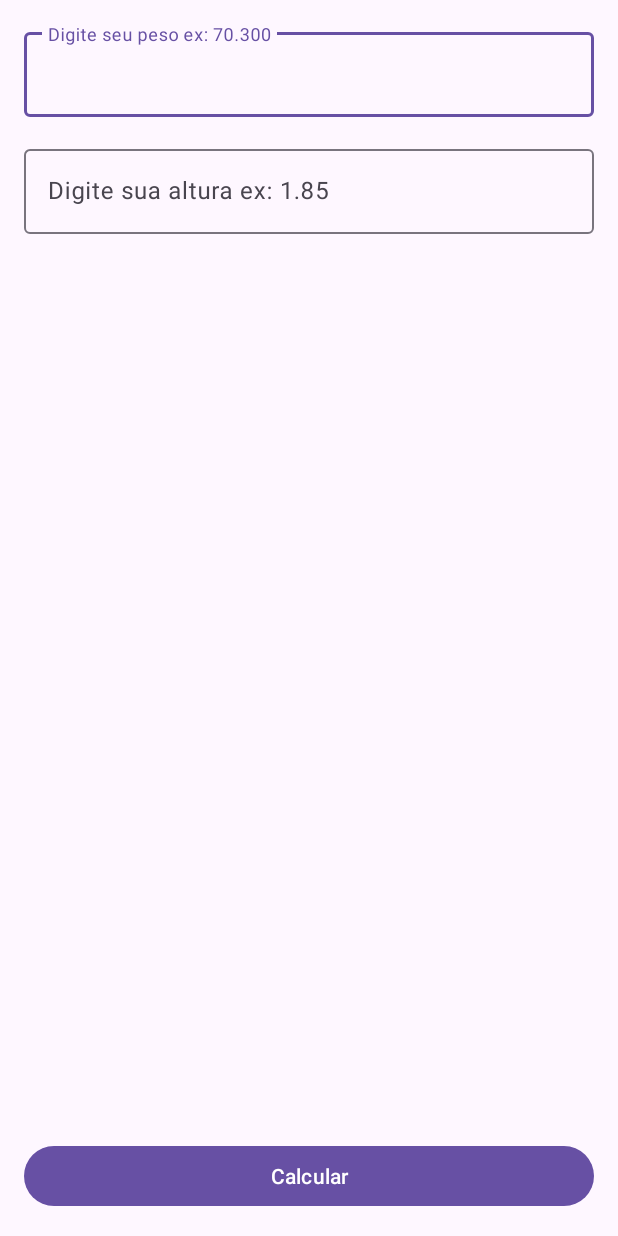
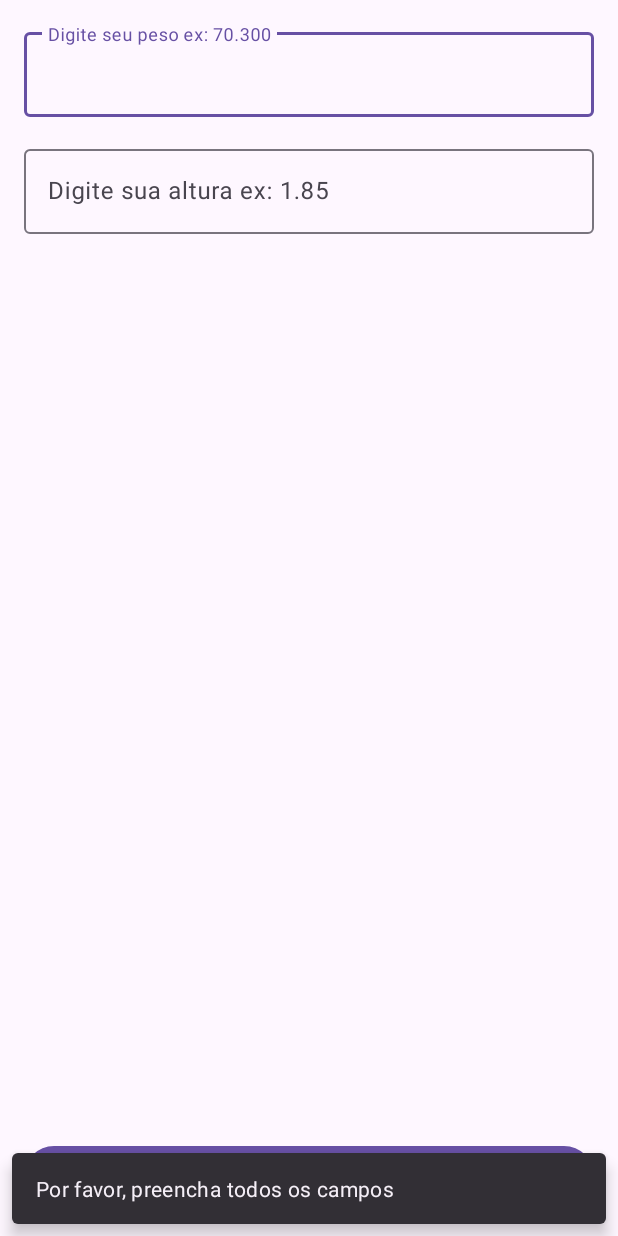
Before and after one commit to infomiguelito/CalculadoraIMC, an Android app: the screen it shows after launch (MainActivity), after a tap on "Calcular", on a phone screen of 412 x 824 dp. Run offline under Robolectric (Android 15) with nearby library versions, the phone set to English and light mode, and no system bars.

Commit message:
TELA INICIAL

```diff
--- a/app/src/main/java/com/comunidadedevspace/imc/MainActivity.kt
+++ b/app/src/main/java/com/comunidadedevspace/imc/MainActivity.kt
@@ -3,6 +3,7 @@ package com.comunidadedevspace.imc
 import androidx.appcompat.app.AppCompatActivity
 import android.os.Bundle
 import android.widget.Button
+import com.google.android.material.snackbar.Snackbar
 import com.google.android.material.textfield.TextInputEditText
 
 class MainActivity : AppCompatActivity() {
@@ -13,18 +14,44 @@ class MainActivity : AppCompatActivity() {
 // recuperar os componentes
         // criar variavel e adicionar componente no <edttext>
 
-        val edt_Peso = findViewById<TextInputEditText>(R.id.edt_peso)
-        val edt_Altura = findViewById<TextInputEditText>(R.id.edt_altura)
+        val edt_peso = findViewById<TextInputEditText>(R.id.edt_peso)
+        val edt_altura = findViewById<TextInputEditText>(R.id.edt_altura)
         val Btncalcular = findViewById<Button>(R.id.btn_calcular)
 
 
         // componente botão
 
         Btncalcular.setOnClickListener {
-            val peso = edt_Peso.text
-            val altura = edt_Altura.text
-            println(" miguel ação do botão" + peso)
-            println(" miguel ação do botão" + altura)
+
+            val pesostr: String = edt_peso.text.toString()
+            val alturastr: String = edt_altura.text.toString()
+
+            if (pesostr == "" || alturastr == "") {
+
+                // mostrar msg ao usuario
+
+                Snackbar
+                    .make(
+                    edt_peso,
+                    "Por favor, preencha todos os campos",
+                    Snackbar.LENGTH_LONG
+
+                ) . show()
+
+            } else {
+
+                val peso= pesostr.toFloat()
+                val altura= alturastr.toFloat()
+
+                // calcular imc
+
+                val alturaQ2 = altura * altura
+                val resultado = peso / alturaQ2
+
+                println(" miguel ação do botão" + resultado)
+            }
+
+
         }
 
 
```
